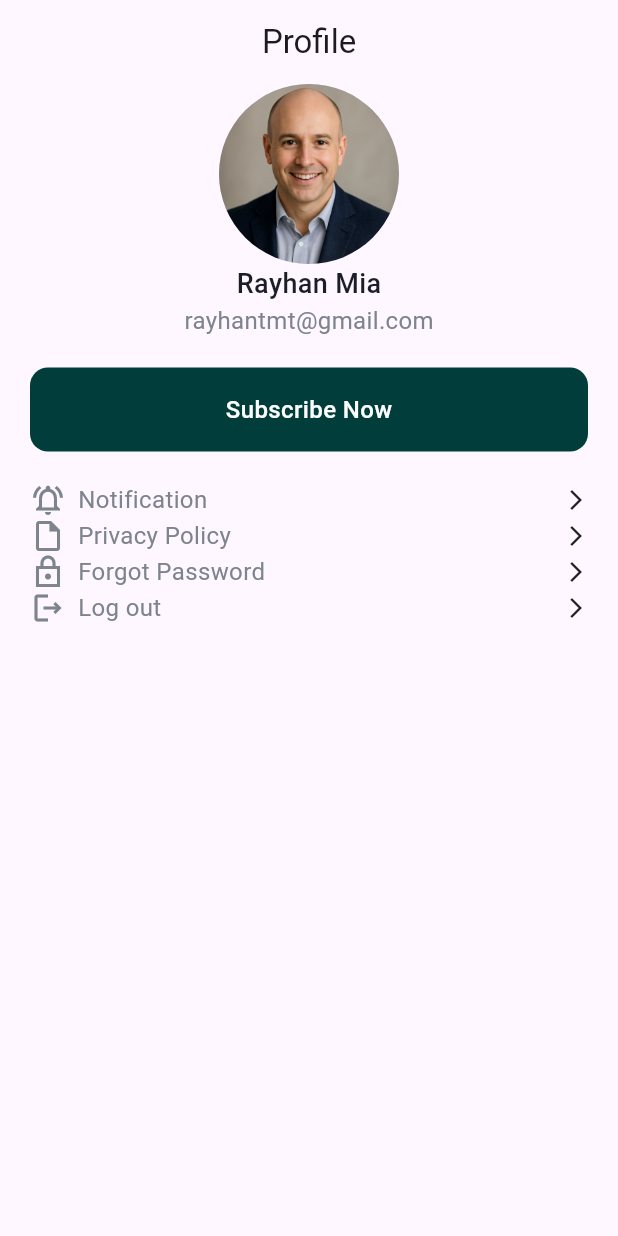
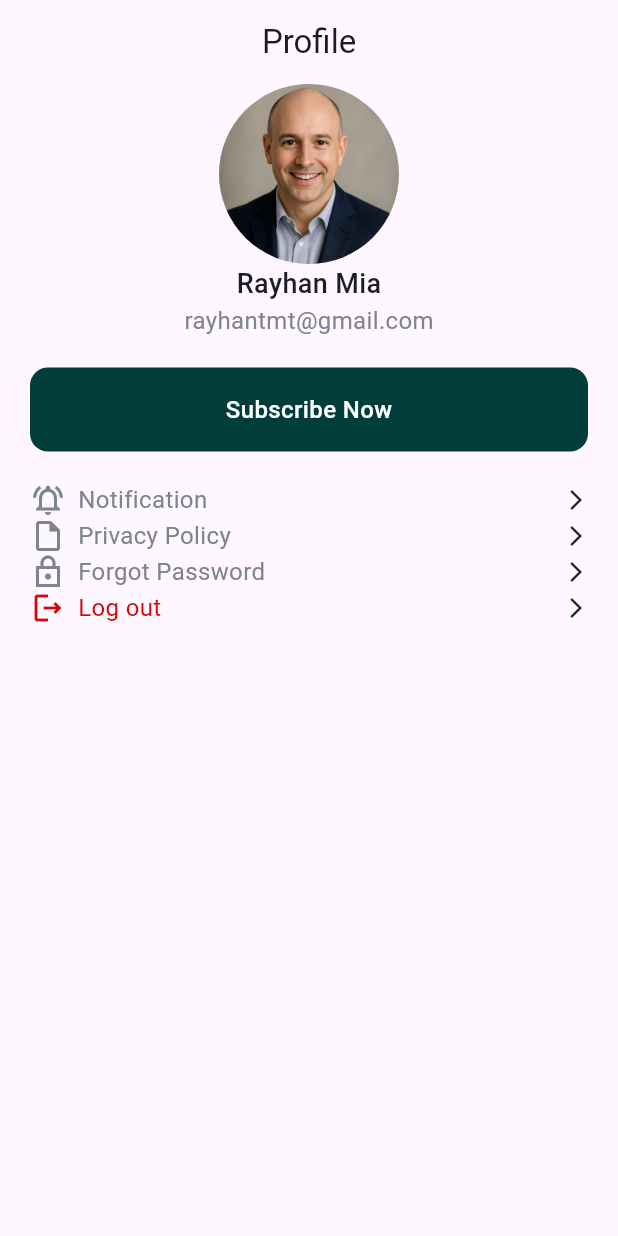
Before and after one commit to rayhantmt/Damaged303, a Flutter app: the PorfileView screen opened directly, on a phone screen of 412 x 824 dp. Run offline on Flutter 3.47's test engine with Material 3 defaults, Android fonts, the phone set to English and light mode, and no system bars; our stand-ins replace get.

Commit message:
profile log out section

```diff
--- a/lib/app/common_widgets/profile_helper_text.dart
+++ b/lib/app/common_widgets/profile_helper_text.dart
@@ -4,6 +4,7 @@ class ProfileHelp extends StatelessWidget {
   const ProfileHelp({super.key, required this.icon, required this.text});
   final IconData icon;
   final String text;
+
   @override
   Widget build(BuildContext context) {
     return Padding(
--- a/lib/app/modules/profile/porfile_view.dart
+++ b/lib/app/modules/profile/porfile_view.dart
@@ -46,7 +46,32 @@ class PorfileView extends StatelessWidget {
             text: 'Privacy Policy',
           ),
           ProfileHelp(icon: Icons.lock_outline_sharp, text: 'Forgot Password'),
-          ProfileHelp(icon: Icons.logout_outlined, text: 'Log out'),
+          GestureDetector(
+            onTap: () {},
+            child: Padding(
+              padding: const EdgeInsets.only(left: 20, right: 20),
+              child: Row(
+                mainAxisAlignment: MainAxisAlignment.spaceBetween,
+                children: [
+                  Row(
+                    children: [
+                      Icon(Icons.logout_outlined, color: Color(0xffD40606)),
+                      SizedBox(width: 8),
+                      Text(
+                        'Log out',
+                        style: TextStyle(
+                          fontWeight: FontWeight.w400,
+                          fontSize: 16,
+                          color: Color(0xffD40606),
+                        ),
+                      ),
+                    ],
+                  ),
+                  Icon(Icons.arrow_forward_ios_outlined, size: 16),
+                ],
+              ),
+            ),
+          ),
         ],
       ),
     );
```
